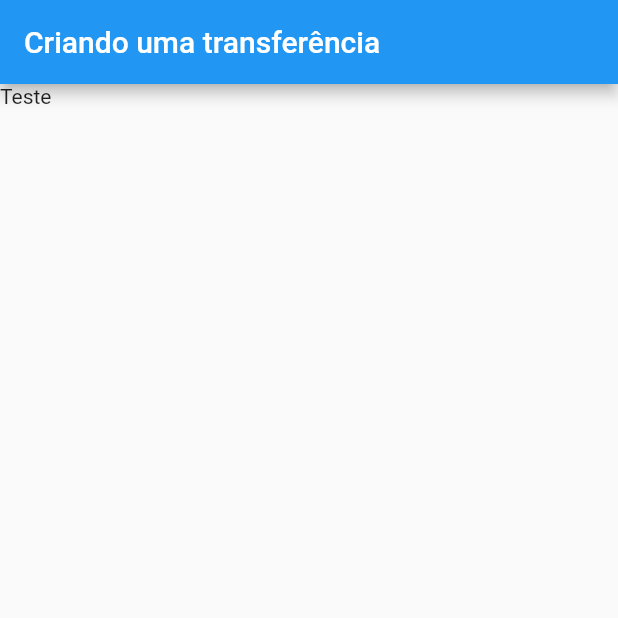
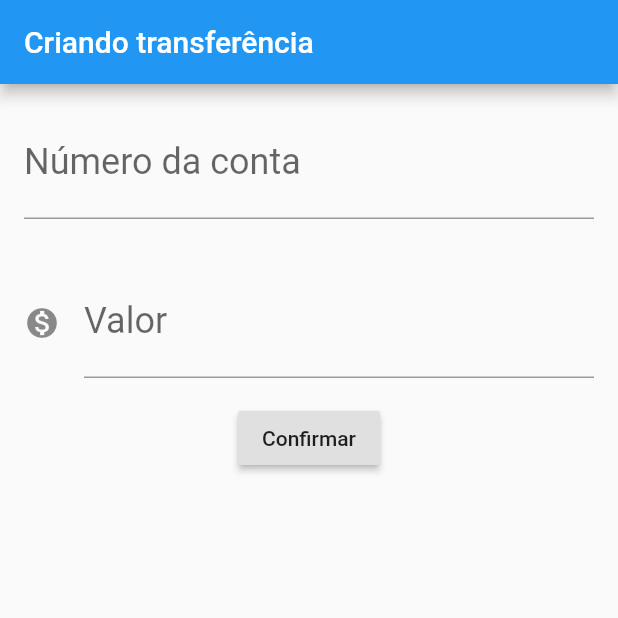
Before and after one commit to Hilderlan/Bytebank, a Flutter app: the screen it shows after launch, on a phone screen of 412 x 824 dp, the top half of it. Run offline on Flutter 3.47's test engine with Material 2 defaults, Android fonts, the phone set to English and light mode, and no system bars.

```diff
--- a/lib/main.dart
+++ b/lib/main.dart
@@ -14,13 +14,76 @@ class BytebankApp extends StatelessWidget {
 }
 
 class FormularioTransferencia extends StatelessWidget {
+  final TextEditingController _controladorCampoNumConta = TextEditingController();
+  final TextEditingController _controladorCampoValor = TextEditingController();
+
   @override
   Widget build(BuildContext context) {
     return Scaffold(
       appBar: AppBar(
-        title: Text('Criando uma transferência'),
+        title: Text('Criando transferência'),
       ),
-      body: Text('Teste'),
+      body: Column(
+          children: <Widget>[
+            Editor(
+              controlador: _controladorCampoNumConta,
+              dica: '0000',
+              rotulo: 'Número da conta',
+            ),
+            Editor(
+              controlador: _controladorCampoValor,
+              dica: '0.00',
+              rotulo: 'Valor',
+              icone: Icons.monetization_on,
+            ),
+            RaisedButton(
+              child: Text('Confirmar'),
+              onPressed: () {
+                final int numConta = int.tryParse(_controladorCampoNumConta.text);
+                final double valor = double.tryParse(_controladorCampoValor.text);
+                _criaTransferencia(numConta, valor);
+              },
+            )
+          ],
+        )
+    );
+  }
+}
+
+void _criaTransferencia(numConta, valor){
+  if(numConta != null && valor != null){
+    final transferenciaCriada = Transferencia(valor, numConta);
+    debugPrint('$transferenciaCriada');
+  }
+  else {
+    debugPrint('Campos preenchidos errados!');
+  }
+}
+
+class Editor extends StatelessWidget {
+  final TextEditingController controlador;
+  final String rotulo;
+  final String dica;
+  final IconData icone;
+
+  const Editor({this.controlador, this.rotulo, this.dica, this.icone});
+
+  @override
+  Widget build(BuildContext context) {
+    return Padding(
+      padding: const EdgeInsets.all(16.0),
+      child: TextField(
+        controller: controlador,
+        style: TextStyle(
+          fontSize: 24.0
+        ),
+        decoration: InputDecoration(
+          icon: icone != null ? Icon(icone) : null,
+          labelText: rotulo,
+          hintText: dica
+        ),
+        keyboardType: TextInputType.number,
+      ),
     );
   }
 }
@@ -68,4 +131,8 @@ class Transferencia {
   final int numConta;
 
   Transferencia(this.valor, this.numConta);
+
+  String toString() {
+    return 'Transferencia{ Valor: $valor, numConta: $numConta }';
+  }
 }
```
